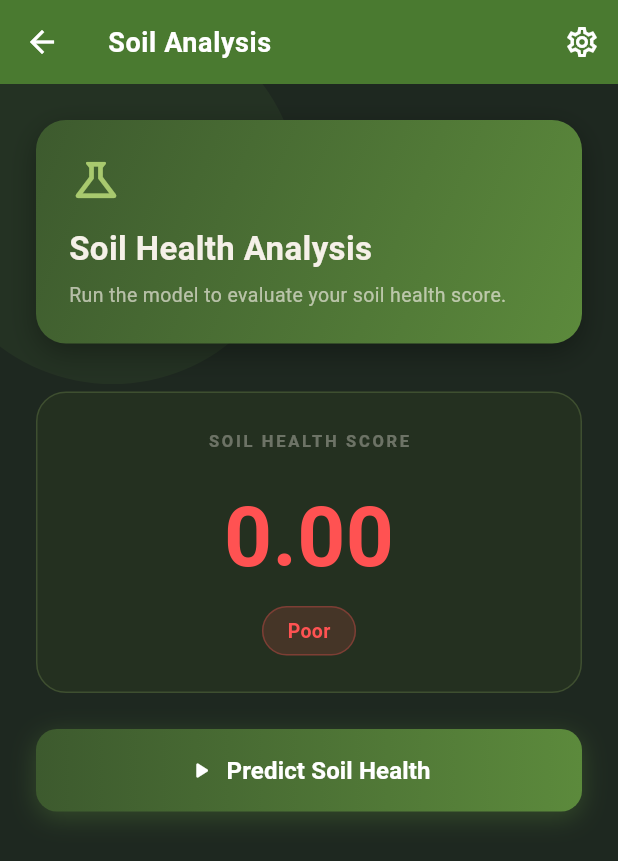
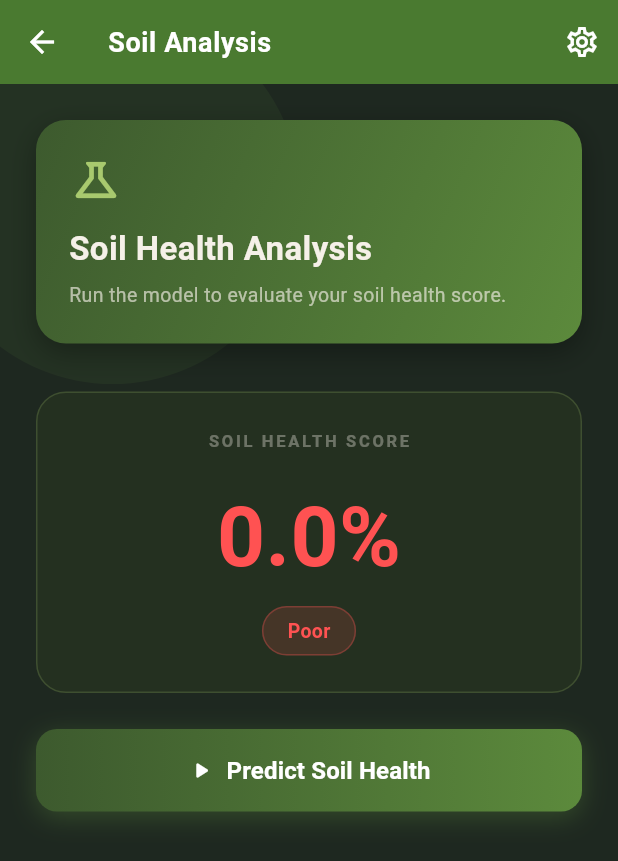
Before and after one commit to Leitan123/Cashew-Sense, a Flutter app: the SoilAnalysisScreen screen opened directly, after a tap on "Predict Soil Health", on a phone screen of 412 x 824 dp. Shown: the top 861 px of the screen. Run offline on Flutter 3.47's test engine with Material 3 defaults, Android fonts, the phone set to English and light mode, and no system bars; our stand-ins replace connectivity_plus, flutter_blue_plus, image_picker, permission_handler, shared_preferences, sqflite; missing offline and left inert: tflite_flutter; accounts and stored records are empty; statements that could not run were skipped.

Commit message:
add health score to 100%

```diff
--- a/lib/screens/soil_analysis_screen.dart
+++ b/lib/screens/soil_analysis_screen.dart
@@ -47,7 +47,7 @@ class _SoilAnalysisScreenState extends State<SoilAnalysisScreen> {
 
   void _runPrediction() {
     try {
-      final prediction = _model.predict(
+      final rawPrediction = _model.predict(
         f1: 32.67,
         f2: 1.99,
         f3: 76.93,
@@ -56,6 +56,8 @@ class _SoilAnalysisScreenState extends State<SoilAnalysisScreen> {
         f6: 14.58,
         f7: 25.13,
       );
+      // ✅ FIX: clamp to 0–100 range
+      final prediction = rawPrediction.clamp(0.0, 100.0);
       debugPrint('📊 Prediction result: $prediction');
       setState(() => _result = prediction);
     } catch (e) {
@@ -70,15 +72,16 @@ class _SoilAnalysisScreenState extends State<SoilAnalysisScreen> {
     super.dispose();
   }
 
+  // ✅ FIX: thresholds now match 0–100 scale
   String _scoreLabel(double score) {
-    if (score >= 0.7) return 'Excellent'.tr(context);
-    if (score >= 0.5) return 'Moderate'.tr(context);
+    if (score >= 70) return 'Excellent'.tr(context);
+    if (score >= 50) return 'Moderate'.tr(context);
     return 'Poor'.tr(context);
   }
 
   Color _scoreColor(double score) {
-    if (score >= 0.7) return _lime;
-    if (score >= 0.5) return Colors.orangeAccent;
+    if (score >= 70) return _lime;
+    if (score >= 50) return Colors.orangeAccent;
     return Colors.redAccent;
   }
 
@@ -173,8 +176,9 @@ class _SoilAnalysisScreenState extends State<SoilAnalysisScreen> {
                                 Text('SOIL HEALTH SCORE'.tr(context),
                                     style: TextStyle(color: _cream.withOpacity(0.35), fontSize: 11, fontWeight: FontWeight.bold, letterSpacing: 1.8)),
                                 const SizedBox(height: 16),
+                                // ✅ FIX: display with % suffix
                                 Text(
-                                  _result!.toStringAsFixed(2),
+                                  '${_result!.toStringAsFixed(1)}%',
                                   style: TextStyle(
                                     color: _scoreColor(_result!),
                                     fontSize: 56,
```
Also changed, not shown: lib/screens/ble_soil_screen.dart (+7 -6 lines).
